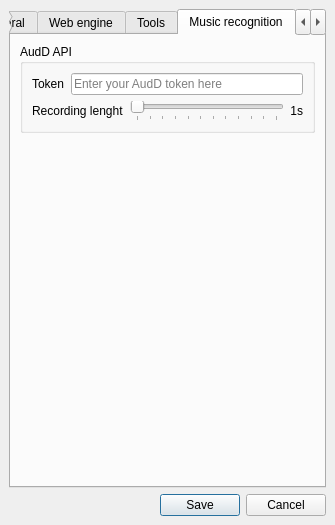
First picture: the form in core/ui/settings_dialog.ui, repository deeffest/Youtube-Music-Desktop-Player, before the edit.
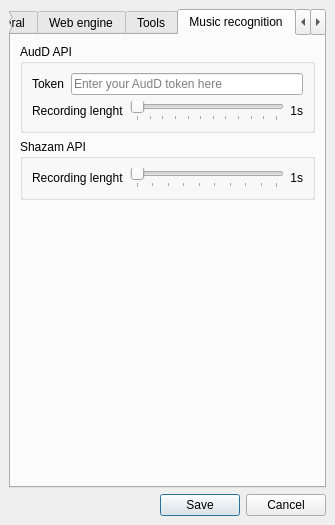
Second picture: the form after the edit. The open tabs and pages were chosen to show the change.

The edit to the form file:
```diff
--- a/core/ui/settings_dialog.ui
+++ b/core/ui/settings_dialog.ui
@@ -647,6 +647,64 @@
             </layout>
            </widget>
           </item>
+          <item>
+           <widget class="QGroupBox" name="groupBox_4">
+            <property name="title">
+             <string>Shazam API</string>
+            </property>
+            <layout class="QVBoxLayout" name="verticalLayout_6">
+             <item>
+              <layout class="QHBoxLayout" name="horizontalLayout_7">
+               <item>
+                <widget class="QLabel" name="label_8">
+                 <property name="focusPolicy">
+                  <enum>Qt::FocusPolicy::NoFocus</enum>
+                 </property>
+                 <property name="text">
+                  <string>Recording lenght</string>
+                 </property>
+                </widget>
+               </item>
+               <item>
+                <widget class="QSlider" name="horizontalSlider_2">
+                 <property name="focusPolicy">
+                  <enum>Qt::FocusPolicy::NoFocus</enum>
+                 </property>
+                 <property name="toolTip">
+                  <string/>
+                 </property>
+                 <property name="minimum">
+                  <number>3</number>
+                 </property>
+                 <property name="maximum">
+                  <number>12</number>
+                 </property>
+                 <property name="pageStep">
+                  <number>1</number>
+                 </property>
+                 <property name="orientation">
+                  <enum>Qt::Orientation::Horizontal</enum>
+                 </property>
+                 <property name="tickPosition">
+                  <enum>QSlider::TickPosition::TicksBelow</enum>
+                 </property>
+                </widget>
+               </item>
+               <item>
+                <widget class="QLabel" name="label_7">
+                 <property name="text">
+                  <string>1s</string>
+                 </property>
+                 <property name="alignment">
+                  <set>Qt::AlignmentFlag::AlignRight|Qt::AlignmentFlag::AlignTrailing|Qt::AlignmentFlag::AlignVCenter</set>
+                 </property>
+                </widget>
+               </item>
+              </layout>
+             </item>
+            </layout>
+           </widget>
+          </item>
           <item>
            <spacer name="verticalSpacer_5">
             <property name="orientation">
```
Left out of the diff: 33 changed lines with no effect on the pictures.
